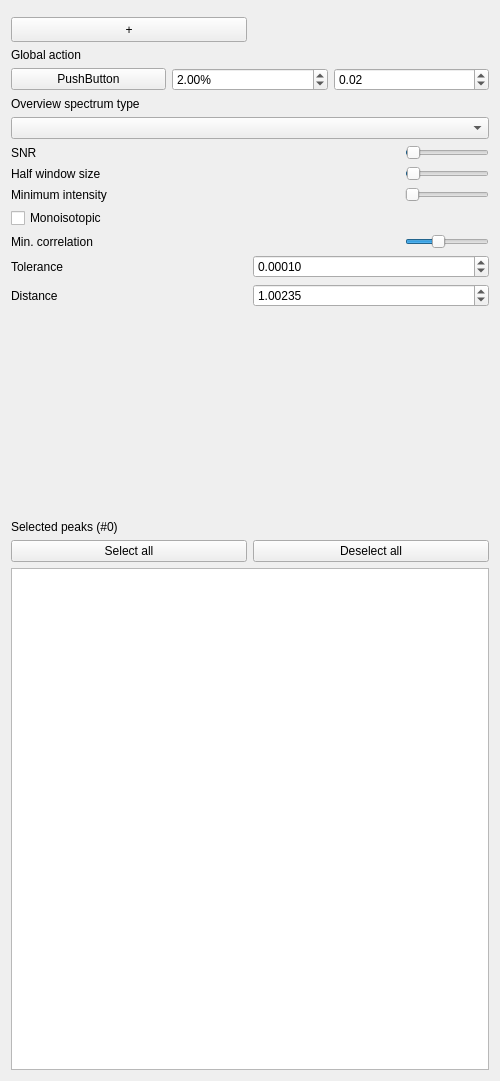
This is Plugins/org.mitk.gui.qt.m2.PeakPicking/src/internal/m2PeakPickingViewControls.ui in m2aia/m2aia as Qt 5 draws it before an edit. The edited form follows.
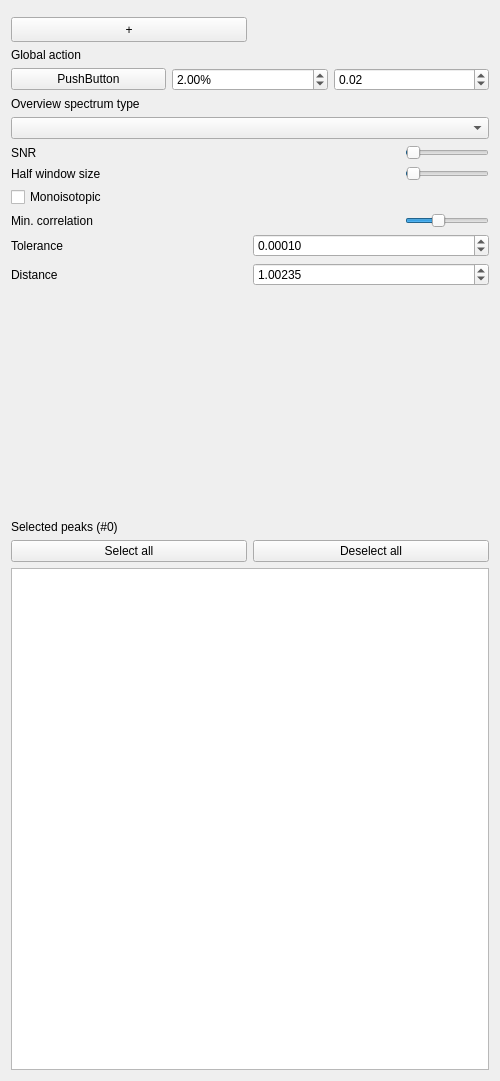
This is the edited form. Custom widgets are drawn as their Qt base class.

Commit message: cleanup fix widget visibilities

Patch:
```diff
--- a/Plugins/org.mitk.gui.qt.m2.PeakPicking/src/internal/m2PeakPickingViewControls.ui
+++ b/Plugins/org.mitk.gui.qt.m2.PeakPicking/src/internal/m2PeakPickingViewControls.ui
@@ -224,42 +224,6 @@
        </item>
       </layout>
      </item>
-     <item>
-      <layout class="QHBoxLayout" name="horizontalLayout_15" stretch="1,1">
-       <item>
-        <widget class="QLabel" name="labelMinIntensity">
-         <property name="sizePolicy">
-          <sizepolicy hsizetype="Preferred" vsizetype="Minimum">
-           <horstretch>0</horstretch>
-           <verstretch>0</verstretch>
-          </sizepolicy>
-         </property>
-         <property name="text">
-          <string>Minimum intensity</string>
-         </property>
-        </widget>
-       </item>
-       <item>
-        <widget class="m2CtkSliderWidget" name="sliderMinIntensity">
-         <property name="sizePolicy">
-          <sizepolicy hsizetype="Fixed" vsizetype="Minimum">
-           <horstretch>0</horstretch>
-           <verstretch>0</verstretch>
-          </sizepolicy>
-         </property>
-         <property name="maximum">
-          <number>1000000</number>
-         </property>
-         <property name="value">
-          <number>0</number>
-         </property>
-         <property name="orientation">
-          <enum>Qt::Horizontal</enum>
-         </property>
-        </widget>
-       </item>
-      </layout>
-     </item>
      <item>
       <widget class="QCheckBox" name="ckbMonoisotopic">
        <property name="text">
```
The commit also changes 1 other file.
